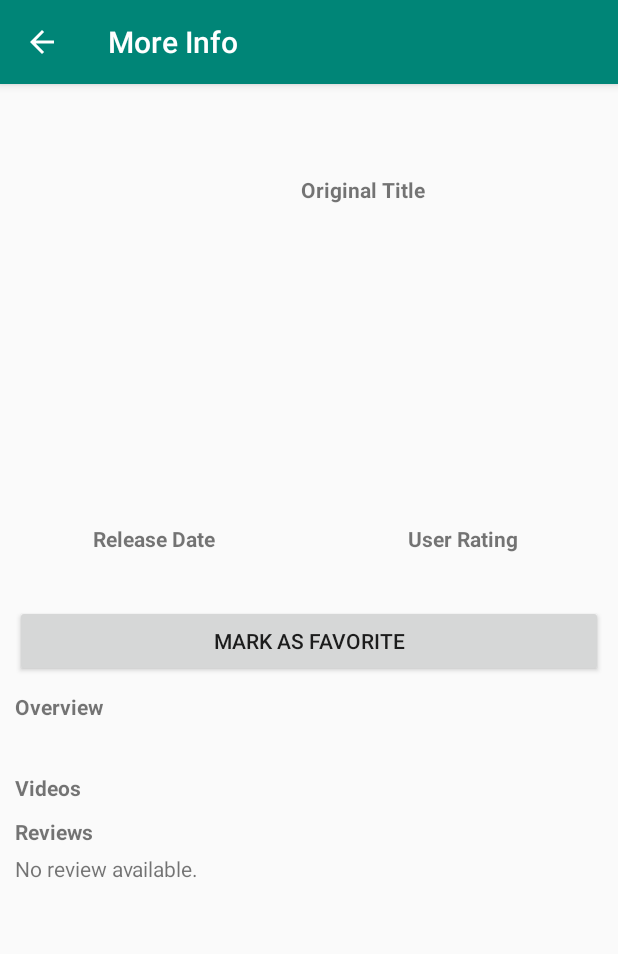
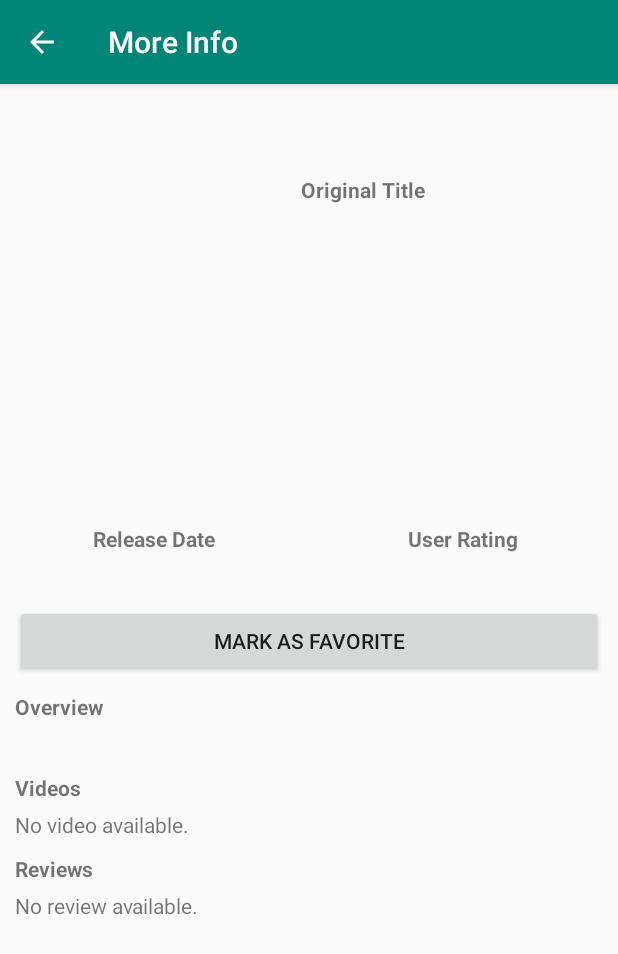
Before and after one commit to addison-lima/popular-movies, an Android app: the DetailActivity screen opened directly, with no data from a screen before it, on a phone screen of 412 x 824 dp. Shown: the top 954 px of the screen. Run offline under Robolectric (Android 15) with nearby library versions, the phone set to English and light mode, and no system bars; our stand-ins replace Picasso; libraries missing offline, so code that uses them is left out: retrofit.client; pictures from the network do not load; 6 statements that could not run were skipped.

```diff
--- a/app/src/main/res/layout/activity_movie_detail.xml
+++ b/app/src/main/res/layout/activity_movie_detail.xml
@@ -172,6 +172,18 @@
                 app:layout_constraintTop_toBottomOf="@id/tv_overview" />
 
             <TextView
+                android:id="@+id/tv_videos"
+                android:layout_width="match_parent"
+                android:layout_height="wrap_content"
+                android:layout_marginTop="5dp"
+                android:layout_marginLeft="10dp"
+                android:layout_marginRight="10dp"
+                android:text="@string/no_video_available"
+                app:layout_constraintLeft_toLeftOf="parent"
+                app:layout_constraintLeft_toRightOf="parent"
+                app:layout_constraintTop_toBottomOf="@id/tv_videos_label" />
+
+            <TextView
                 android:id="@+id/tv_reviews_label"
                 android:layout_width="wrap_content"
                 android:layout_height="wrap_content"
@@ -181,7 +193,7 @@
                 android:text="@string/reviews"
                 android:textStyle="bold"
                 app:layout_constraintLeft_toLeftOf="parent"
-                app:layout_constraintTop_toBottomOf="@id/tv_videos_label" />
+                app:layout_constraintTop_toBottomOf="@id/tv_videos" />
 
             <TextView
                 android:id="@+id/tv_reviews"
--- a/app/src/main/res/values/strings.xml
+++ b/app/src/main/res/values/strings.xml
@@ -14,6 +14,7 @@
     <string name="no_review_available">No review available.</string>
     <string name="user_rating">User Rating</string>
     <string name="videos">Videos</string>
+    <string name="no_video_available">No video available.</string>
     <string name="mark_as_favorite">MARK AS FAVORITE</string>
     <string name="unmark_as_favorite">UNMARK AS FAVORITE</string>
     <string name="layout_test_33_chars" translatable="false">AAAAAAAAAAAAAAAAAAAAAAAAAAAAAAAAA</string>
```
Also changed, not shown: app/src/main/java/com/addisonlima/popularmovies/DetailActivity.java (+29 -0 lines), app/src/main/java/com/addisonlima/popularmovies/repository/TMDbRepository.java (+10 -5 lines).
